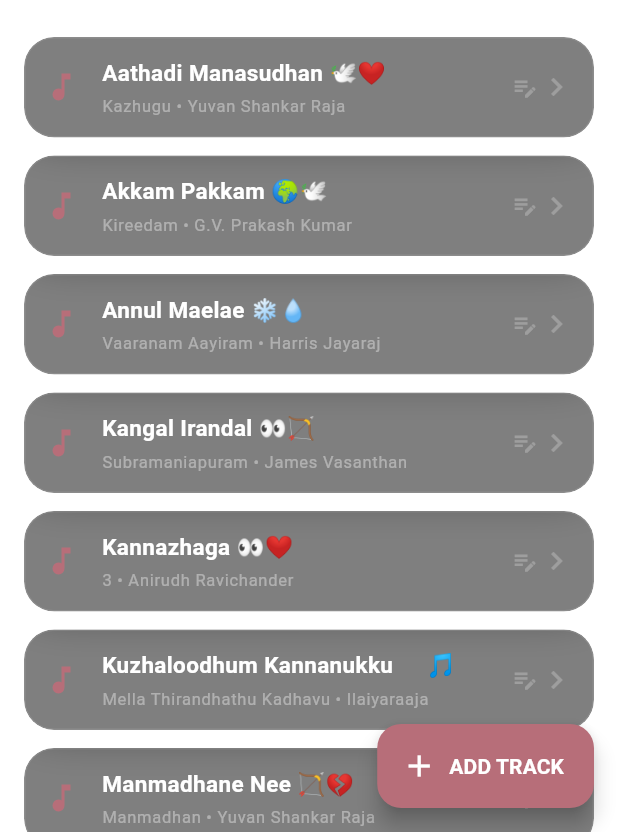
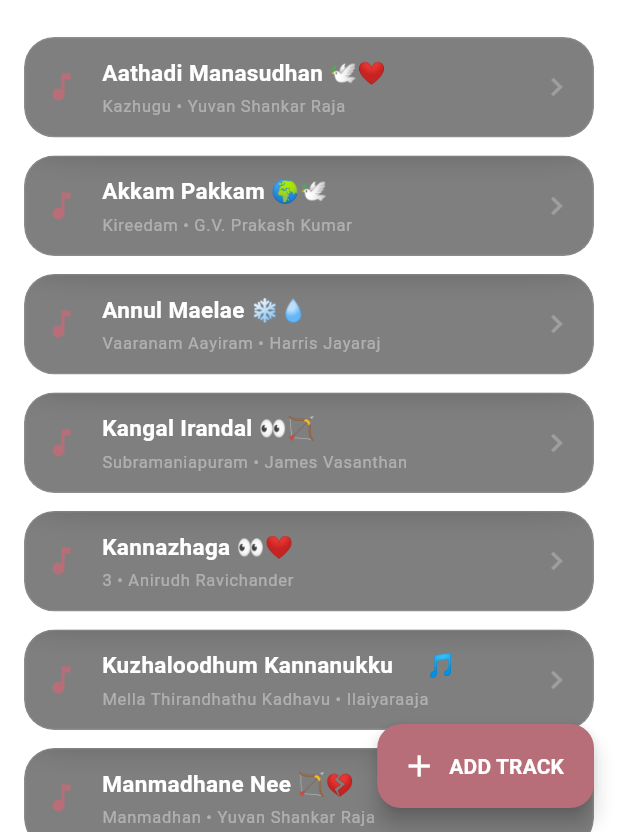
Before and after one commit to Sriram-01-code/chinnakuyil_studio_mobile, a Flutter app: the StageScreen screen opened directly with empty values, on a phone screen of 412 x 824 dp. Shown: the part 404-1236 px from the top of the screen. Run offline on Flutter 3.47's test engine with Material 3 defaults, Android fonts, the phone set to English and light mode, and no system bars; drawn by our look-alikes of flutter_animate; our stand-ins replace audioplayers, cloud_firestore, confetti, firebase_core, firebase_storage, flutter_local_notifications and 8 more; missing offline and left inert: in_app_update, record, version; accounts and stored records are empty.

Commit message:
Final absolute stabilization: Top-highlight scroller and universal editing

```diff
--- a/lib/screens/stage_screen.dart
+++ b/lib/screens/stage_screen.dart
@@ -1,6 +1,5 @@
 import 'package:flutter/material.dart';
 import 'package:cloud_firestore/cloud_firestore.dart';
-import 'package:google_fonts/google_fonts.dart';
 import 'package:flutter_animate/flutter_animate.dart';
 import 'package:provider/provider.dart';
 import '../widgets/glass_container.dart';
@@ -23,7 +22,7 @@ class _StageScreenState extends State<StageScreen> {
   late ScrollController _scrollController;
   final TextEditingController _searchController = TextEditingController();
   String _searchQuery = '';
-  String? _activeSort; // null = A-Z default
+  String? _activeSort;
   bool _isMaestroFilter = false;
 
   @override
@@ -48,16 +47,13 @@ class _StageScreenState extends State<StageScreen> {
     if (_isMaestroFilter) {
       filtered = filtered.where((s) => s.composer.toLowerCase().contains('ilaiyaraaja') || s.composer.toLowerCase().contains('ilayaraja'));
     }
-
     List<SongModel> result = filtered.toList();
-
     if (_activeSort == 'Newest') {
       result.sort((a, b) => b.createdAt.compareTo(a.createdAt));
     } else if (_activeSort == 'Challenge') {
       final order = {'Easy': 0, 'Medium': 1, 'Hard': 2, 'Masterpiece': 3};
       result.sort((a, b) => (order[b.difficulty] ?? 0).compareTo(order[a.difficulty] ?? 0));
     } else {
-      // DEFAULT: A-Z
       result.sort((a, b) => a.title.toLowerCase().compareTo(b.title.toLowerCase()));
     }
     return result;
@@ -82,10 +78,13 @@ class _StageScreenState extends State<StageScreen> {
             ),
             flexibleSpace: const GlassContainer(
               borderRadius: BorderRadius.zero,
-              child: SizedBox.shrink(), // FIXED: Required child provided
+              child: SizedBox.shrink(), // FIXED: Required child added
             ),
             centerTitle: true,
-            title: Text("THE STAGE", style: GoogleFonts.poppins(fontSize: 18, fontWeight: FontWeight.w900, letterSpacing: 4, color: Colors.white)),
+            title: const Text(
+              "THE STAGE",
+              style: TextStyle(fontSize: 18, fontWeight: FontWeight.bold, letterSpacing: 4, color: Colors.white),
+            ),
             actions: [
               IconButton(
                 icon: const Icon(Icons.help_outline_rounded, color: Colors.white70),
@@ -98,7 +97,11 @@ class _StageScreenState extends State<StageScreen> {
               padding: const EdgeInsets.all(20),
               child: Column(
                 children: [
-                  Text(appState.stageGreeting, style: GoogleFonts.poppins(color: Colors.white70, fontStyle: FontStyle.italic, fontSize: 14), textAlign: TextAlign.center),
+                  Text(
+                    appState.stageGreeting,
+                    style: const TextStyle(color: Colors.white70, fontStyle: FontStyle.italic, fontSize: 14),
+                    textAlign: TextAlign.center
+                  ),
                   const SizedBox(height: 20),
                   GlassContainer(
                     padding: const EdgeInsets.all(12),
@@ -146,7 +149,6 @@ class _StageScreenState extends State<StageScreen> {
           const SliverToBoxAdapter(child: SizedBox(height: 100)),
         ],
       ),
-      // ADD TRACK ENABLED FOR ALL
       floatingActionButton: FloatingActionButton.extended(
         onPressed: () => showDialog(context: context, builder: (_) => const AddSongModal()),
         backgroundColor: const Color(0xFFB76E79),
@@ -184,7 +186,6 @@ class _StageScreenState extends State<StageScreen> {
           final toVault = await Navigator.push(context, MaterialPageRoute(builder: (_) => StudioScreen(song: song)));
           if (toVault == true && mounted) widget.onSwitchToVault();
         },
-        // EDIT ENABLED FOR ALL
         onLongPress: () => showDialog(context: context, builder: (_) => EditSongModal(song: song)),
         child: GlassContainer(
           padding: const EdgeInsets.all(12),
@@ -202,7 +203,6 @@ class _StageScreenState extends State<StageScreen> {
                   ],
                 ),
               ),
-              const Icon(Icons.edit_note, color: Colors.white24, size: 18),
               const Icon(Icons.chevron_right, color: Colors.white24),
             ],
           ),
```
Also changed, not shown: pubspec.yaml (+2 -19 lines).
